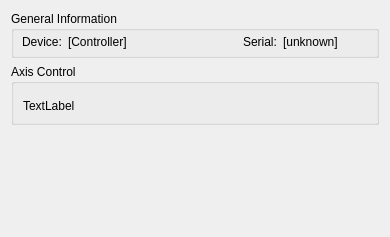
itom-project/plugins, file ThorlabsKCubeIM/dockWidgetThorlabsKCubeIM.ui: the form before one commit.
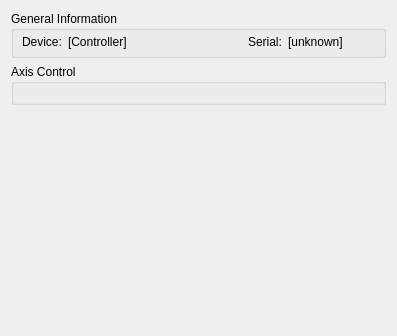
The form after the commit. Custom widgets are drawn as their Qt base class.

Commit message: ThorlabsKCubeIM: dockWidgets nearly works

```diff
--- a/ThorlabsKCubeIM/dockWidgetThorlabsKCubeIM.ui
+++ b/ThorlabsKCubeIM/dockWidgetThorlabsKCubeIM.ui
@@ -6,8 +6,8 @@
    <rect>
     <x>0</x>
     <y>0</y>
-    <width>390</width>
-    <height>237</height>
+    <width>397</width>
+    <height>336</height>
    </rect>
   </property>
   <property name="minimumSize">
@@ -156,13 +156,6 @@
         </property>
        </widget>
       </item>
-      <item>
-       <widget class="QLabel" name="lblHomed">
-        <property name="text">
-         <string>TextLabel</string>
-        </property>
-       </widget>
-      </item>
      </layout>
     </widget>
    </item>
```
Left out of the diff: 17 changed lines with no effect on the pictures. The commit also changes 6 other files.
